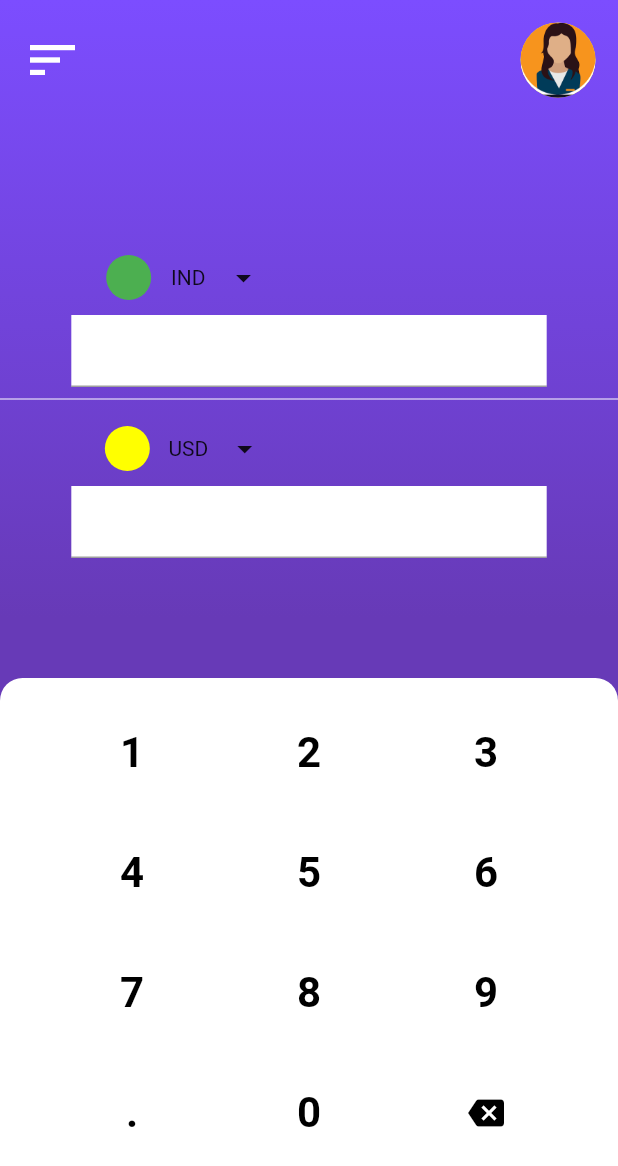
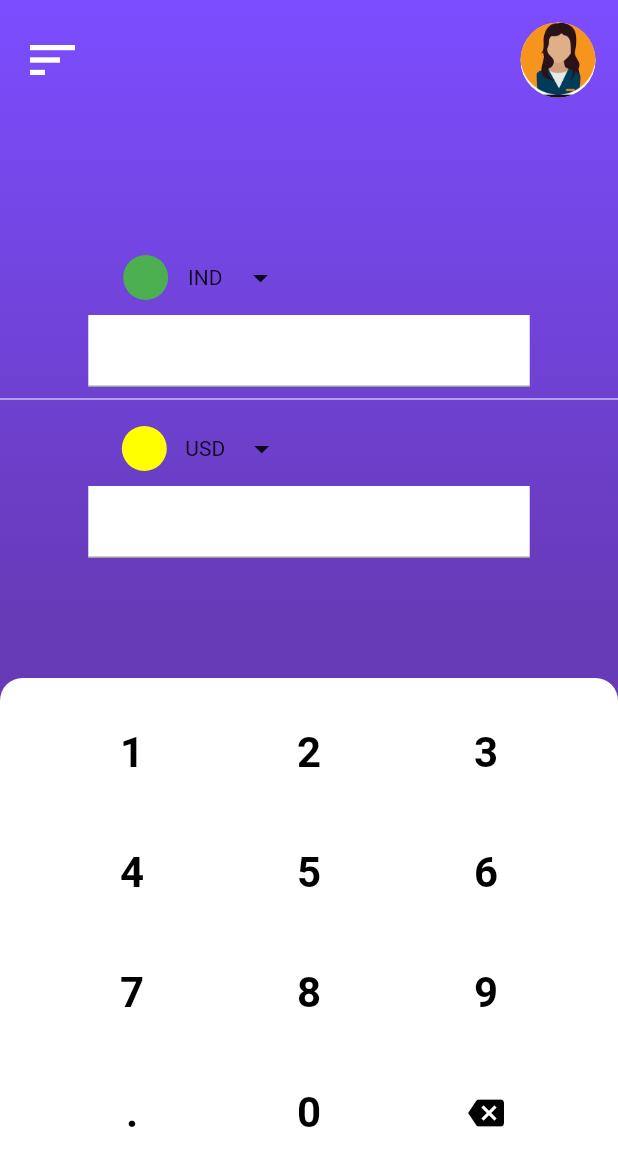
Before and after one commit to Shilpa224/Currency-Converter, a Flutter app: the screen it shows after launch, on a phone screen of 412 x 824 dp. Shown: the top 1166 px of the screen. Run offline on Flutter 3.47's test engine with Material 2 defaults, Android fonts, the phone set to English and light mode, and no system bars.

Commit message:
Update textField.dart

```diff
--- a/lib/utils/textField.dart
+++ b/lib/utils/textField.dart
@@ -9,7 +9,7 @@ class CurrencyTextField extends StatelessWidget {
   Widget build(BuildContext context) {
     var _size = MediaQuery.of(context).size;
     return Container(
-      width: _size.width / 1.3,
+      width: _size.width / 1.4,
       color: Colors.white,
       child: TextField(),
     );
```
